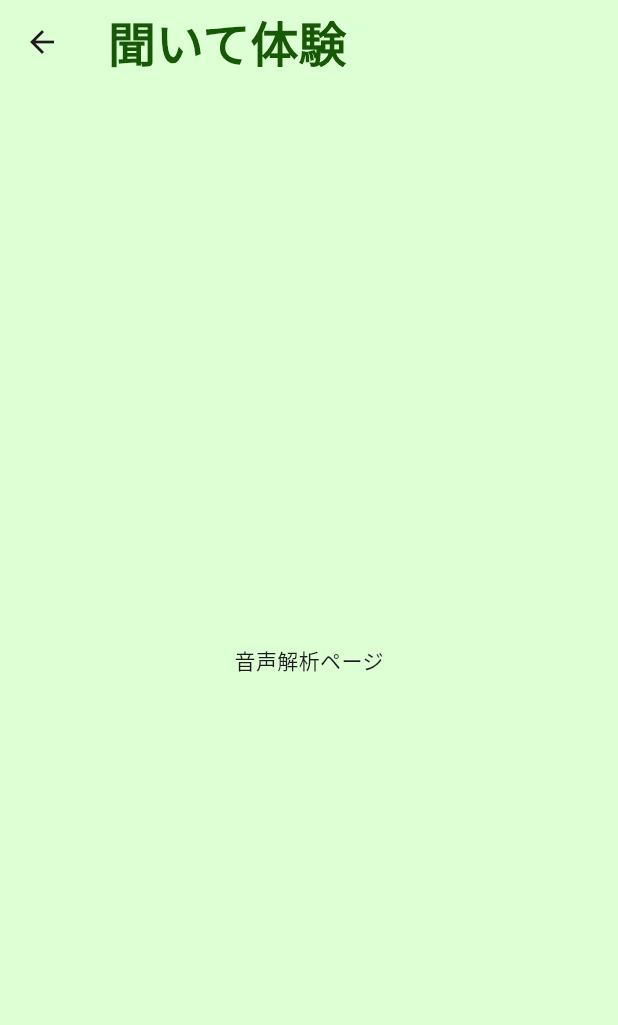
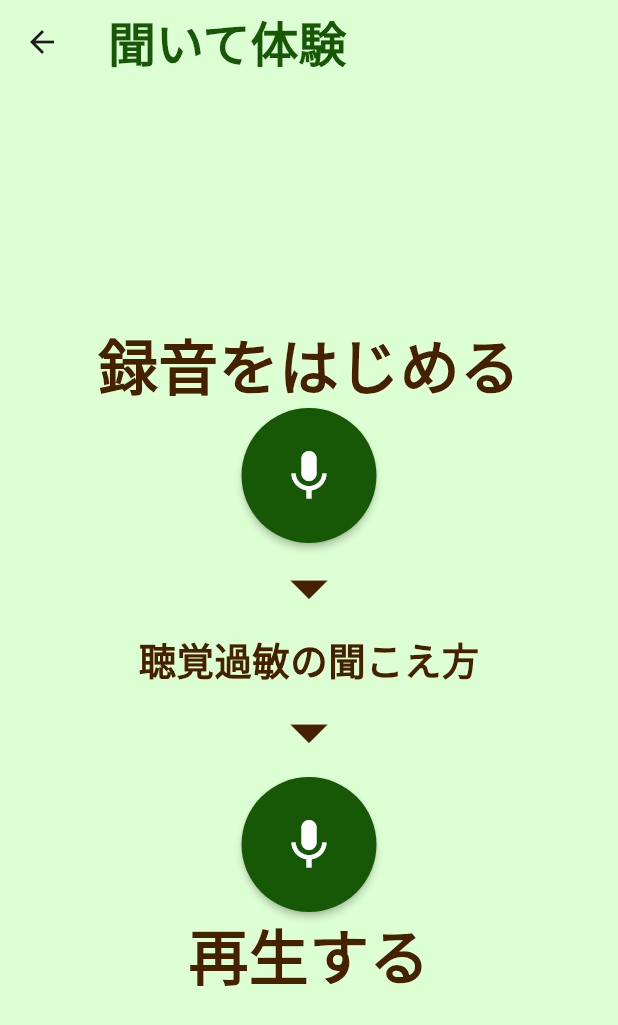
Before and after one commit to hirune05/sound_classify_app_previus, a Flutter app: the HearingPage screen opened by its route, on a phone screen of 412 x 824 dp. Shown: the top 1025 px of the screen. Run offline on Flutter 3.47's test engine with Material 3 defaults, Android fonts, the light colour scheme and no system bars; our stand-ins replace audioplayers, firebase_core, freezed_annotation, geolocator, go_router, hooks_riverpod; missing offline and left inert: arkit_plugin, tflite_audio; accounts and stored records are empty.

Commit message:
add sound page

```diff
--- a/frontend/lib/ui/pages/hearing_page/hearing_page.dart
+++ b/frontend/lib/ui/pages/hearing_page/hearing_page.dart
@@ -1,9 +1,10 @@
+import 'dart:async';
 import 'package:flutter/material.dart';
 import 'package:audioplayers/audioplayers.dart';
-import 'package:path_provider/path_provider.dart';
+import 'package:sound_classify_app/thems/app_colors.dart';
 
 class HearingPage extends StatefulWidget {
-  const HearingPage({Key? key}) : super(key: key);
+  const HearingPage();
 
   @override
   State<HearingPage> createState() => _HearingPageState();
@@ -11,17 +12,36 @@ class HearingPage extends StatefulWidget {
 
 class _HearingPageState extends State<HearingPage> {
   final audioPlayer = AudioPlayer();
+  bool isRecordingButtonDisabled = false;
+  Timer? _timer;
 
   @override
   void initState() {
     super.initState();
-    _startPlaying();
   }
 
   @override
   void dispose() {
-    audioPlayer.release();
+    audioPlayer.dispose();
+    _timer?.cancel();
     super.dispose();
+  }
+
+  void _handleRecordingButtonPressed() {
+    setState(() {
+      isRecordingButtonDisabled = true;
+    });
+
+    _timer = Timer(const Duration(seconds: 3), () {
+      setState(() {
+        isRecordingButtonDisabled = false;
+      });
+    });
+  }
+
+  Future<void> playAudio() async {
+    final audioPlayer = AudioPlayer();
+    audioPlayer.play(AssetSource('audio/aftersample.m4a'));
   }
 
   @override
@@ -30,15 +50,65 @@ class _HearingPageState extends State<HearingPage> {
       appBar: AppBar(
         title: const Text('聞いて体験'),
       ),
-      body: const Center(
-        child: Text('音声解析ページ'),
+      body: Center(
+        child: Column(
+          mainAxisAlignment: MainAxisAlignment.center,
+          children: [
+            Text(
+              '録音をはじめる',
+              style: TextStyle(
+                fontWeight: FontWeight.bold,
+                fontSize: 40.0,
+                color: AppColors.secondaryText,
+              ),
+            ),
+            MaterialButton(
+              onPressed: isRecordingButtonDisabled
+                  ? null
+                  : _handleRecordingButtonPressed,
+              color: isRecordingButtonDisabled ? Colors.grey : AppColors.green,
+              textColor: Colors.white,
+              shape: const CircleBorder(),
+              padding: const EdgeInsets.all(25),
+              child: const Icon(Icons.mic, size: 40),
+            ),
+            Icon(
+              Icons.arrow_drop_down,
+              size: 60,
+              color: AppColors.secondaryText,
+            ),
+            Text(
+              '聴覚過敏の聞こえ方',
+              style: TextStyle(
+                fontWeight: FontWeight.bold,
+                fontSize: 25.0,
+                color: AppColors.secondaryText,
+              ),
+            ),
+            Icon(
+              Icons.arrow_drop_down,
+              size: 60,
+              color: AppColors.secondaryText,
+            ),
+            MaterialButton(
+              onPressed: playAudio,
+              color: AppColors.green,
+              textColor: Colors.white,
+              shape: const CircleBorder(),
+              padding: const EdgeInsets.all(25),
+              child: const Icon(Icons.mic, size: 40),
+            ),
+            Text(
+              '再生する',
+              style: TextStyle(
+                fontWeight: FontWeight.bold,
+                fontSize: 40.0,
+                color: AppColors.secondaryText,
+              ),
+            ),
+          ],
+        ),
       ),
     );
   }
-
-  // 再生開始
-  Future<void> _startPlaying() async {
-    // 再生開始
-    await audioPlayer.play(AssetSource('aftersample.m4a'));
-  }
 }
--- a/frontend/pubspec.yaml
+++ b/frontend/pubspec.yaml
@@ -74,6 +74,7 @@ flutter:
     - assets/soundclassifier.tflite
     - assets/images/
     - assets/glb/
+    - assets/audio/
 
   # An image asset can refer to one or more resolution-specific "variants", see
   # https://flutter.dev/assets-and-images/#resolution-aware
```
Also changed, not shown: 2 other files.
